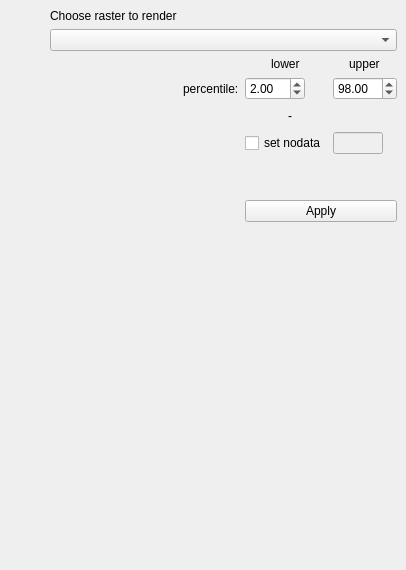
ms888ekb/plugin_factory, file plugins/raster_stretch_2_98/raster_stretch_dockwidget_base.ui: the form before one commit.
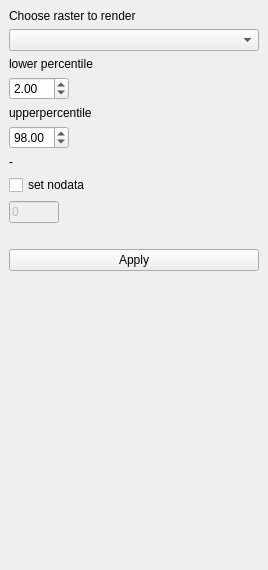
The form after the commit.

```diff
--- a/plugins/raster_stretch_2_98/raster_stretch_dockwidget_base.ui
+++ b/plugins/raster_stretch_2_98/raster_stretch_dockwidget_base.ui
@@ -6,7 +6,7 @@
    <rect>
     <x>0</x>
     <y>0</y>
-    <width>406</width>
+    <width>268</width>
     <height>570</height>
    </rect>
   </property>
@@ -20,8 +20,8 @@
    <string>RasterStretch</string>
   </property>
   <widget class="QWidget" name="dockWidgetContents">
-   <layout class="QGridLayout" name="gridLayout">
-    <item row="0" column="3" alignment="Qt::AlignTop">
+   <layout class="QVBoxLayout" name="verticalLayout">
+    <item>
      <widget class="QLabel" name="label_2">
       <property name="sizePolicy">
        <sizepolicy hsizetype="Fixed" vsizetype="Fixed">
@@ -34,24 +34,135 @@
       </property>
      </widget>
     </item>
-    <item row="1" column="3" colspan="4">
-     <widget class="QComboBox" name="comboBox"/>
+    <item>
+     <widget class="QComboBox" name="comboBox">
+      <property name="sizePolicy">
+       <sizepolicy hsizetype="Fixed" vsizetype="Fixed">
+        <horstretch>0</horstretch>
+        <verstretch>0</verstretch>
+       </sizepolicy>
+      </property>
+      <property name="minimumSize">
+       <size>
+        <width>250</width>
+        <height>0</height>
+       </size>
+      </property>
+     </widget>
     </item>
-    <item row="6" column="5">
+    <item>
+     <widget class="QLabel" name="label">
+      <property name="text">
+       <string>lower percentile</string>
+      </property>
+     </widget>
+    </item>
+    <item>
+     <widget class="QDoubleSpinBox" name="minPercVal">
+      <property name="sizePolicy">
+       <sizepolicy hsizetype="Fixed" vsizetype="Fixed">
+        <horstretch>0</horstretch>
+        <verstretch>0</verstretch>
+       </sizepolicy>
+      </property>
+      <property name="minimumSize">
+       <size>
+        <width>0</width>
+        <height>0</height>
+       </size>
+      </property>
+      <property name="maximumSize">
+       <size>
+        <width>60</width>
+        <height>50</height>
+       </size>
+      </property>
+      <property name="baseSize">
+       <size>
+        <width>0</width>
+        <height>0</height>
+       </size>
+      </property>
+      <property name="value">
+       <double>2.000000000000000</double>
+      </property>
+     </widget>
+    </item>
+    <item>
+     <widget class="QLabel" name="label_6">
+      <property name="text">
+       <string>upperpercentile</string>
+      </property>
+     </widget>
+    </item>
+    <item>
+     <widget class="QDoubleSpinBox" name="maxPercVal">
+      <property name="sizePolicy">
+       <sizepolicy hsizetype="Fixed" vsizetype="Fixed">
+        <horstretch>0</horstretch>
+        <verstretch>0</verstretch>
+       </sizepolicy>
+      </property>
+      <property name="minimumSize">
+       <size>
+        <width>0</width>
+        <height>0</height>
+       </size>
+      </property>
+      <property name="maximumSize">
+       <size>
+        <width>60</width>
+        <height>50</height>
+       </size>
+      </property>
+      <property name="maximum">
+       <double>100.000000000000000</double>
+      </property>
+      <property name="value">
+       <double>98.000000000000000</double>
+      </property>
+     </widget>
+    </item>
+    <item alignment="Qt::AlignLeft">
+     <widget class="QLabel" name="nodataText">
+      <property name="maximumSize">
+       <size>
+        <width>16777215</width>
+        <height>16777214</height>
+       </size>
+      </property>
+      <property name="text">
+       <string>-</string>
+      </property>
+      <property name="alignment">
+       <set>Qt::AlignRight|Qt::AlignTrailing|Qt::AlignVCenter</set>
+      </property>
+     </widget>
+    </item>
+    <item>
+     <spacer name="horizontalSpacer">
+      <property name="orientation">
+       <enum>Qt::Horizontal</enum>
+      </property>
+      <property name="sizeType">
+       <enum>QSizePolicy::Fixed</enum>
+      </property>
+      <property name="sizeHint" stdset="0">
+       <size>
+        <width>10</width>
+        <height>0</height>
+       </size>
+      </property>
+     </spacer>
+    </item>
+    <item>
      <widget class="QCheckBox" name="checkBoxNoData">
       <property name="text">
        <string>set nodata</string>
       </property>
      </widget>
     </item>
-    <item row="2" column="6" alignment="Qt::AlignHCenter">
-     <widget class="QLabel" name="label_6">
-      <property name="text">
-       <string>upper</string>
-      </property>
-     </widget>
-    </item>
-    <item row="6" column="6">
+    <item>
      <widget class="QLineEdit" name="lineEditNoData">
       <property name="enabled">
        <bool>false</bool>
@@ -71,66 +182,42 @@
       <property name="inputMask">
        <string>#######</string>
       </property>
+      <property name="text">
+       <string>0</string>
+      </property>
       <property name="cursorPosition">
-       <number>0</number>
+       <number>7</number>
       </property>
      </widget>
     </item>
-    <item row="9" column="4">
-     <spacer name="verticalSpacer">
+    <item>
+     <spacer name="verticalSpacer_2">
       <property name="orientation">
        <enum>Qt::Vertical</enum>
       </property>
+      <property name="sizeType">
+       <enum>QSizePolicy::Fixed</enum>
+      </property>
       <property name="sizeHint" stdset="0">
        <size>
         <width>20</width>
-        <height>40</height>
-       </size>
-      </property>
-     </spacer>
-    </item>
-    <item row="4" column="0">
-     <spacer name="horizontalSpacer">
-      <property name="orientation">
-       <enum>Qt::Horizontal</enum>
-      </property>
-      <property name="sizeHint" stdset="0">
-       <size>
-        <width>40</width>
         <height>20</height>
        </size>
       </property>
      </spacer>
     </item>
-    <item row="3" column="4">
-     <widget class="QLabel" name="label_3">
-      <property name="text">
-       <string>percentile:</string>
-      </property>
-     </widget>
-    </item>
-    <item row="2" column="5" alignment="Qt::AlignHCenter">
-     <widget class="QLabel" name="label">
-      <property name="text">
-       <string>lower</string>
-      </property>
-     </widget>
-    </item>
-    <item row="8" column="5" colspan="2">
+    <item>
      <widget class="QPushButton" name="Apply">
       <property name="text">
        <string>Apply</string>
       </property>
      </widget>
     </item>
-    <item row="7" column="5">
-     <spacer name="verticalSpacer_2">
+    <item>
+     <spacer name="verticalSpacer">
       <property name="orientation">
        <enum>Qt::Vertical</enum>
       </property>
-      <property name="sizeType">
-       <enum>QSizePolicy::Fixed</enum>
-      </property>
       <property name="sizeHint" stdset="0">
        <size>
         <width>20</width>
@@ -139,78 +226,6 @@
       </property>
      </spacer>
     </item>
-    <item row="3" column="6">
-     <widget class="QDoubleSpinBox" name="maxPercVal">
-      <property name="sizePolicy">
-       <sizepolicy hsizetype="Fixed" vsizetype="Fixed">
-        <horstretch>0</horstretch>
-        <verstretch>0</verstretch>
-       </sizepolicy>
-      </property>
-      <property name="minimumSize">
-       <size>
-        <width>15</width>
-        <height>0</height>
-       </size>
-      </property>
-      <property name="maximumSize">
-       <size>
-        <width>100</width>
-        <height>50</height>
-       </size>
-      </property>
-      <property name="maximum">
-       <double>100.000000000000000</double>
-      </property>
-      <property name="value">
-       <double>98.000000000000000</double>
-      </property>
-     </widget>
-    </item>
-    <item row="3" column="5">
-     <widget class="QDoubleSpinBox" name="minPercVal">
-      <property name="sizePolicy">
-       <sizepolicy hsizetype="Fixed" vsizetype="Fixed">
-        <horstretch>0</horstretch>
-        <verstretch>0</verstretch>
-       </sizepolicy>
-      </property>
-      <property name="minimumSize">
-       <size>
-        <width>0</width>
-        <height>0</height>
-       </size>
-      </property>
-      <property name="maximumSize">
-       <size>
-        <width>60</width>
-        <height>50</height>
-       </size>
-      </property>
-      <property name="baseSize">
-       <size>
-        <width>0</width>
-        <height>0</height>
-       </size>
-      </property>
-      <property name="value">
-       <double>2.000000000000000</double>
-      </property>
-     </widget>
-    </item>
-    <item row="4" column="4" colspan="3" alignment="Qt::AlignHCenter">
-     <widget class="QLabel" name="nodataText">
-      <property name="maximumSize">
-       <size>
-        <width>16777215</width>
-        <height>16777214</height>
-       </size>
-      </property>
-      <property name="text">
-       <string>-</string>
-      </property>
-     </widget>
-    </item>
    </layout>
   </widget>
  </widget>
```
